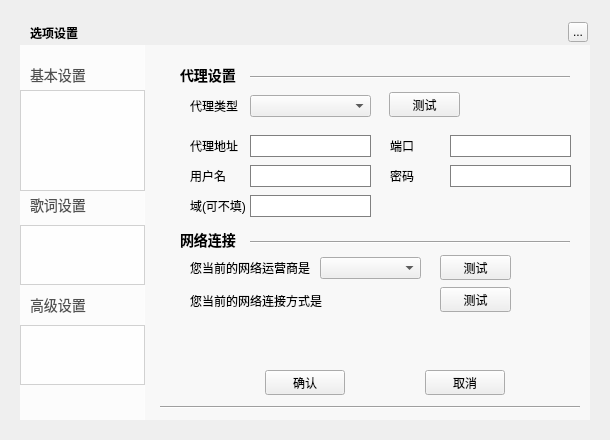
Above: TTKCore/musicUi/musicWidget/musicsettingwidget.ui from Greedysky/TTKMusicPlayer before the change. Below: the same form after it.
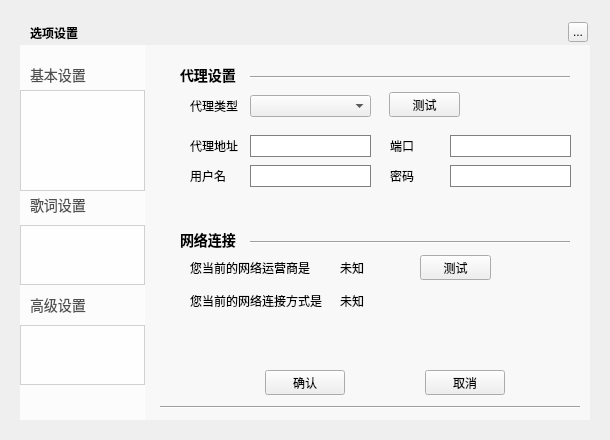
That is the form after the change. The open tabs and pages were chosen to show the change. Custom widgets are drawn as their Qt base class.

What changed in the file:
```diff
--- a/TTKCore/musicUi/musicWidget/musicsettingwidget.ui
+++ b/TTKCore/musicUi/musicWidget/musicsettingwidget.ui
@@ -1840,32 +1840,6 @@
       </rect>
      </property>
     </widget>
-    <widget class="QLineEdit" name="proxyAreaEdit">
-     <property name="geometry">
-      <rect>
-       <x>90</x>
-       <y>150</y>
-       <width>121</width>
-       <height>22</height>
-      </rect>
-     </property>
-    </widget>
-    <widget class="QLabel" name="proxyAreaLabel">
-     <property name="geometry">
-      <rect>
-       <x>30</x>
-       <y>150</y>
-       <width>61</width>
-       <height>21</height>
-      </rect>
-     </property>
-     <property name="text">
-      <string>域(可不填)</string>
-     </property>
-     <property name="alignment">
-      <set>Qt::AlignLeading|Qt::AlignLeft|Qt::AlignVCenter</set>
-     </property>
-    </widget>
     <widget class="QLabel" name="netConnectionWidget">
      <property name="geometry">
       <rect>
@@ -1897,19 +1871,6 @@
       <enum>Qt::Horizontal</enum>
      </property>
     </widget>
-    <widget class="QPushButton" name="netConnectionTypeTestButton">
-     <property name="geometry">
-      <rect>
-       <x>280</x>
-       <y>210</y>
-       <width>71</width>
-       <height>25</height>
-      </rect>
-     </property>
-     <property name="text">
-      <string>测试</string>
-     </property>
-    </widget>
     <widget class="QLabel" name="netConnectionTypeLabel">
      <property name="geometry">
       <rect>
@@ -1926,16 +1887,6 @@
       <set>Qt::AlignLeading|Qt::AlignLeft|Qt::AlignVCenter</set>
      </property>
     </widget>
-    <widget class="QComboBox" name="netConnectionTypeComboBox">
-     <property name="geometry">
-      <rect>
-       <x>160</x>
-       <y>212</y>
-       <width>101</width>
-       <height>22</height>
-      </rect>
-     </property>
-    </widget>
     <widget class="QLabel" name="netConnectionWayLabel">
      <property name="geometry">
       <rect>
@@ -1952,11 +1903,43 @@
       <set>Qt::AlignLeading|Qt::AlignLeft|Qt::AlignVCenter</set>
      </property>
     </widget>
-    <widget class="QPushButton" name="netConnectionWayTestButton">
+    <widget class="QLabel" name="netConnectionWayValue">
      <property name="geometry">
       <rect>
-       <x>280</x>
-       <y>242</y>
+       <x>180</x>
+       <y>245</y>
+       <width>70</width>
+       <height>21</height>
+      </rect>
+     </property>
+     <property name="text">
+      <string>未知</string>
+     </property>
+     <property name="alignment">
+      <set>Qt::AlignLeading|Qt::AlignLeft|Qt::AlignVCenter</set>
+     </property>
+    </widget>
+    <widget class="QLabel" name="netConnectionTypeValue">
+     <property name="geometry">
+      <rect>
+       <x>180</x>
+       <y>212</y>
+       <width>70</width>
+       <height>21</height>
+      </rect>
+     </property>
+     <property name="text">
+      <string>未知</string>
+     </property>
+     <property name="alignment">
+      <set>Qt::AlignLeading|Qt::AlignLeft|Qt::AlignVCenter</set>
+     </property>
+    </widget>
+    <widget class="QPushButton" name="netConnectionTypeButton">
+     <property name="geometry">
+      <rect>
+       <x>260</x>
+       <y>210</y>
        <width>71</width>
        <height>25</height>
       </rect>
```
Left out of the diff: 2 changed lines with no effect on the pictures.
